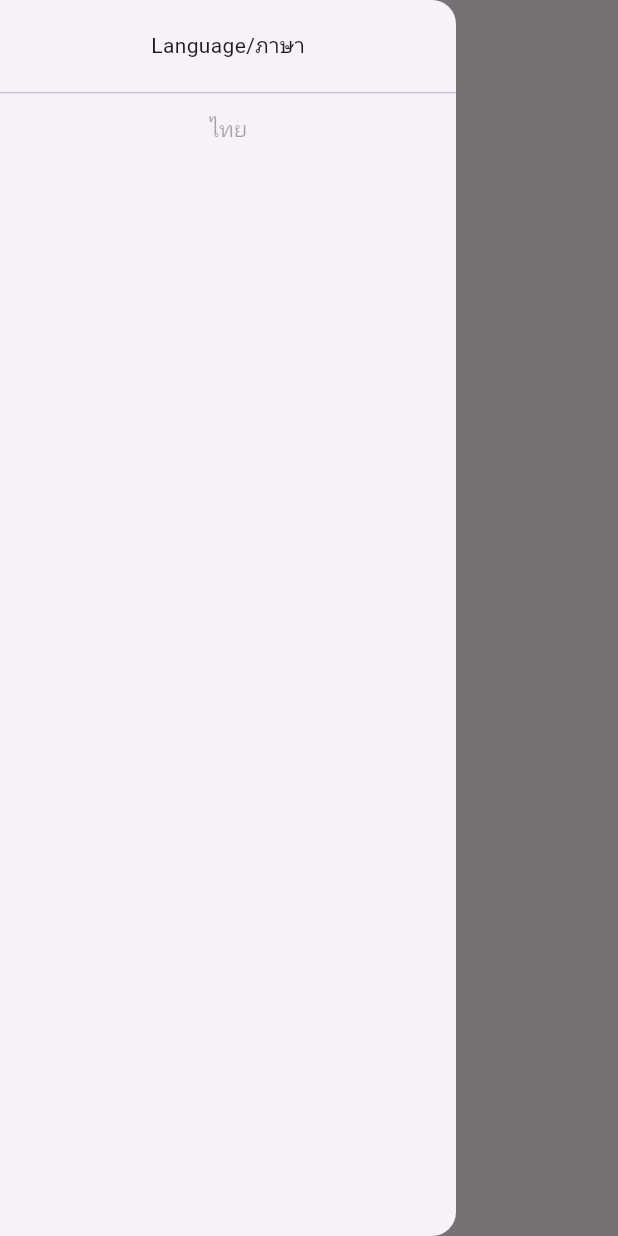
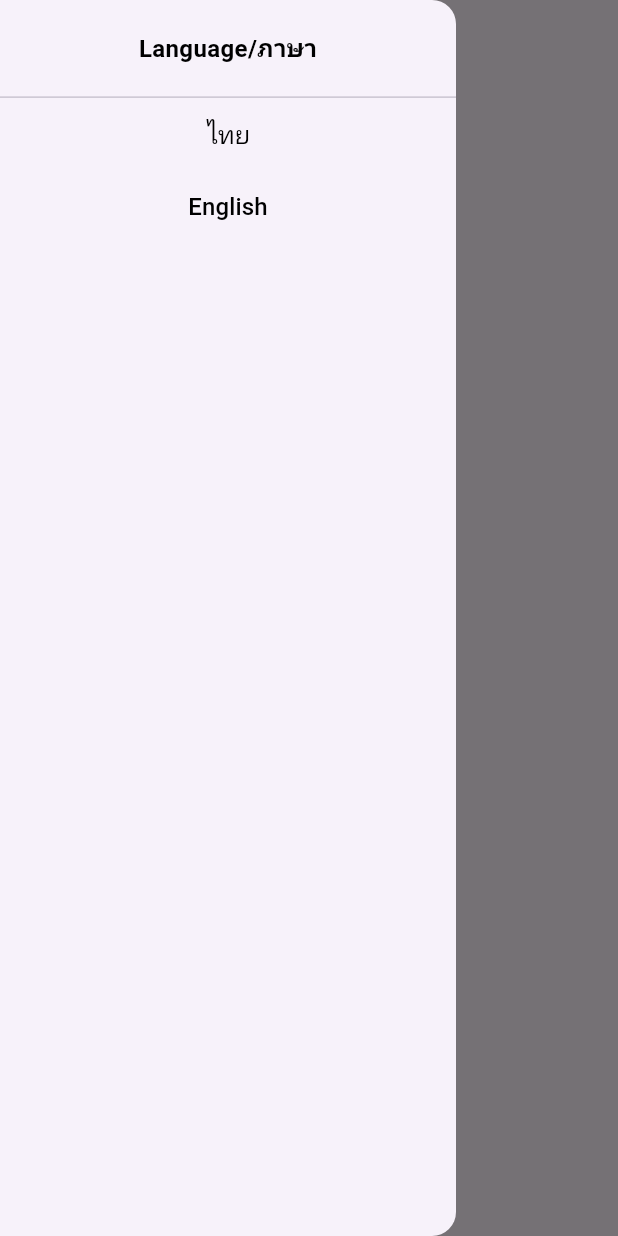
Before and after one commit to YCCNX/haupcar, a Flutter app: the screen it shows after launch, with the side drawer open, on a phone screen of 412 x 824 dp. Run offline on Flutter 3.47's test engine with Material 3 defaults, Android fonts, the phone set to English and light mode, and no system bars.

Commit message:
Commit all

```diff
--- /dev/null
+++ b/lib/hamberger_menu.dart
@@ -0,0 +1,36 @@
+import 'package:flutter/material.dart';
+import 'language_button.dart';
+
+Widget hambergerMenu() => NavigationDrawer(
+      children: [
+        const Padding(
+          padding: EdgeInsets.all(10),
+        ),
+        Column(
+          children: [
+            const Text(
+              'Language/ภาษา',
+              style: TextStyle(
+                fontSize: 16,
+                color: Colors.black,
+                fontWeight: FontWeight.bold,
+              ),
+            ),
+            const SizedBox(
+              height: 20,
+            ),
+            const Divider(
+              height: 1.5,
+            ),
+            LanguageButton(
+              language: 'ไทย',
+              onTap: () {},
+            ),
+            LanguageButton(
+              language: 'English',
+              onTap: () {},
+            ),
+          ],
+        ),
+      ],
+    );
--- /dev/null
+++ b/lib/language_button.dart
@@ -0,0 +1,26 @@
+import 'package:flutter/material.dart';
+
+class LanguageButton extends StatelessWidget {
+  const LanguageButton({
+    super.key,
+    required this.language,
+    required this.onTap,
+  });
+
+  final String language;
+  final void Function() onTap;
+
+  @override
+  Widget build(BuildContext context) {
+    return TextButton(
+      onPressed: onTap,
+      child: Text(
+        language,
+        style: const TextStyle(
+          fontSize: 16,
+          color: Colors.black,
+        ),
+      ),
+    );
+  }
+}
--- a/lib/main.dart
+++ b/lib/main.dart
@@ -1,4 +1,5 @@
 import 'package:flutter/material.dart';
+import 'package:haupcar/hamberger_menu.dart';
 
 void main() => runApp(const AppHaupCar());
 
@@ -25,30 +26,7 @@
       appBar: AppBar(
         title: const Text('Home'),
       ),
-      drawer: const NavigationDrawer(
-        children: [
-          Padding(
-            padding: EdgeInsets.all(10),
-          ),
-          Column(
-            children: [
-              Text(
-                'Language/ภาษา',
-              ),
-              SizedBox(
-                height: 20,
-              ),
-              Divider(
-                height: 1.5,
-              ),
-              TextButton(
-                onPressed: null,
-                child: Text('ไทย'),
-              ),
-            ],
-          ),
-        ],
-      ),
+      drawer: hambergerMenu(),
       body: const Center(
         child: Text('data'),
       ),
--- a/pubspec.yaml
+++ b/pubspec.yaml
@@ -35,6 +35,7 @@ dependencies:
   # The following adds the Cupertino Icons font to your application.
   # Use with the CupertinoIcons class for iOS style icons.
   cupertino_icons: ^1.0.6
+  http: ^1.2.1
 
 dev_dependencies:
   flutter_test:
```
Also changed, not shown: lib/categories.dart (deleted), lib/categories_page.dart (added), lib/product_list.dart (deleted), lib/product_list_page.dart (added), pubspec.lock.
